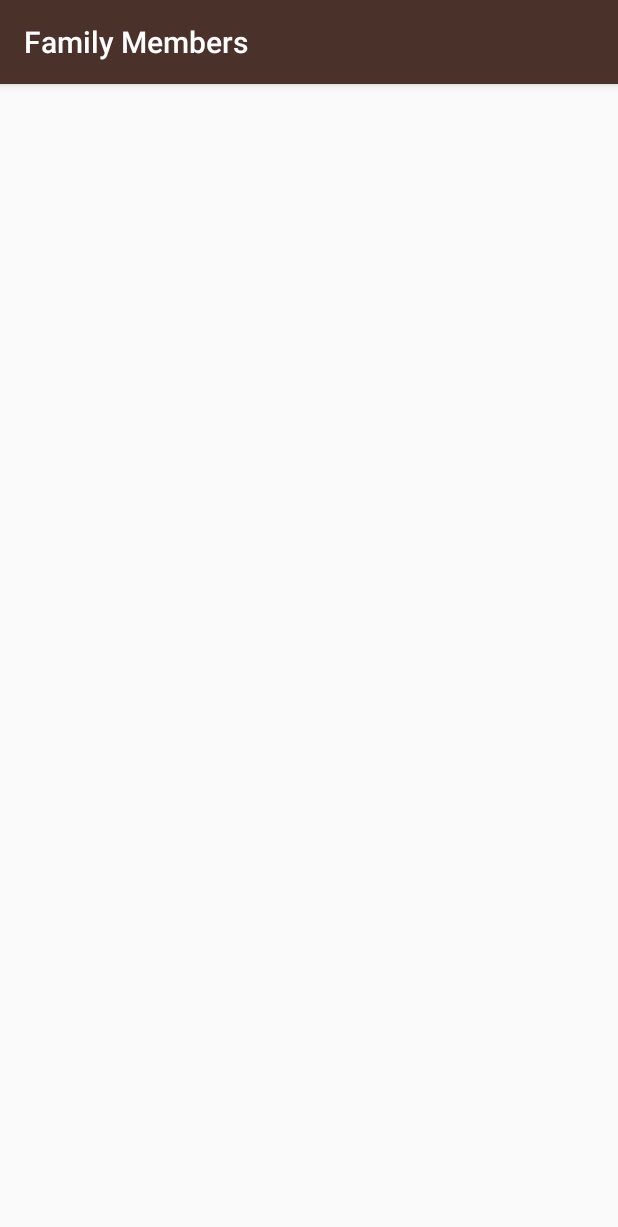
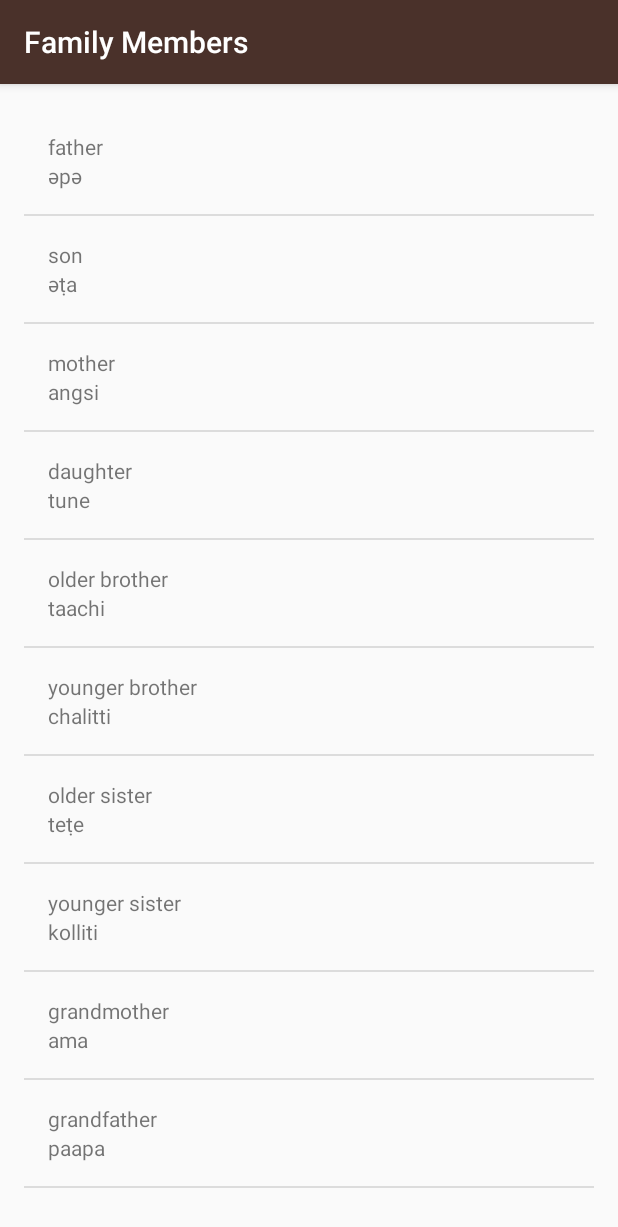
Before and after one commit to DateTreeCo/Miwok, an Android app: the FamilyActivity screen opened directly, with no data from a screen before it, on a phone screen of 412 x 824 dp. Shown: the top 1227 px of the screen. Run offline under Robolectric (Android 15) with nearby library versions, the phone set to English and light mode, and no system bars.

Commit message:
Lesson 3 finished.

```diff
--- a/app/src/main/java/com/example/android/miwok/FamilyActivity.java
+++ b/app/src/main/java/com/example/android/miwok/FamilyActivity.java
@@ -17,12 +17,51 @@ package com.example.android.miwok;
 
 import android.support.v7.app.AppCompatActivity;
 import android.os.Bundle;
+import android.widget.ListView;
+
+import java.util.ArrayList;
 
 public class FamilyActivity extends AppCompatActivity {
 
     @Override
     protected void onCreate(Bundle savedInstanceState) {
         super.onCreate(savedInstanceState);
-        setContentView(R.layout.activity_family);
+        setContentView(R.layout.word_list);
+
+        ArrayList<Word> words = new ArrayList<>();
+        words.add(new Word("father", "әpә"));
+        words.add(new Word("son", "әṭa"));
+        words.add(new Word("mother", "angsi"));
+        words.add(new Word("daughter", "tune"));
+        words.add(new Word("older brother", "taachi"));
+        words.add(new Word("younger brother", "chalitti"));
+        words.add(new Word("older sister", "teṭe"));
+        words.add(new Word("younger sister", "kolliti"));
+        words.add(new Word("grandmother", "ama"));
+        words.add(new Word("grandfather", "paapa"));
+
+        WordAdapter adapter = new WordAdapter(this, words);
+
+        ListView listView = findViewById(R.id.list);
+
+        listView.setAdapter(adapter);
+
+//        LinearLayout rootView = findViewById(R.id.rootView);
+//
+//        for (int index = 0; index < words.size(); index++) {
+//            TextView wordView = new TextView(this);
+//            wordView.setText(words.get(index));
+//            rootView.addView(wordView);
+//        }
+
+//        int index = 0;
+//
+//        while (index < words.size()) {
+//            TextView wordView = new TextView(this);
+//            wordView.setText(words.get(index));
+//            rootView.addView(wordView);
+//            index++;
+//        }
+
     }
 }
--- a/app/src/main/java/com/example/android/miwok/NumbersActivity.java
+++ b/app/src/main/java/com/example/android/miwok/NumbersActivity.java
@@ -17,7 +17,6 @@ package com.example.android.miwok;
 
 import android.support.v7.app.AppCompatActivity;
 import android.os.Bundle;
-import android.widget.ArrayAdapter;
 import android.widget.ListView;
 
 import java.util.ArrayList;
@@ -27,7 +26,7 @@ public class NumbersActivity extends AppCompatActivity {
     @Override
     protected void onCreate(Bundle savedInstanceState) {
         super.onCreate(savedInstanceState);
-        setContentView(R.layout.activity_numbers);
+        setContentView(R.layout.word_list);
 
         ArrayList<Word> words = new ArrayList<>();
         words.add(new Word("one", "lutti"));
--- a/app/src/main/java/com/example/android/miwok/WordAdapter.java
+++ b/app/src/main/java/com/example/android/miwok/WordAdapter.java
@@ -24,14 +24,14 @@ public class WordAdapter extends ArrayAdapter<Word> {
      * to populate into the lists.
      *
      * @param context The current context. Used to inflate the layout file.
-     * @param Word    A List of Word objects to display in a list
+     * @param words    A List of Word objects to display in a list
      */
-    public WordAdapter(Activity context, ArrayList<Word> Word) {
+    public WordAdapter(Activity context, ArrayList<Word> words) {
         // Here, we initialize the ArrayAdapter's internal storage for the context and the list.
         // the second argument is used when the ArrayAdapter is populating a single TextView.
         // Because this is a custom adapter for two TextViews and an ImageView, the adapter is not
         // going to use this second argument, so it can be any value. Here, we used 0.
-        super(context, 0, Word);
+        super(context, 0, words);
     }
 
 
--- a/app/src/main/res/layout/activity_family.xml
+++ /dev/null
@@ -1,22 +0,0 @@
-<?xml version="1.0" encoding="utf-8"?><!-- Copyright (C) 2016 The Android Open Source Project
-     Licensed under the Apache License, Version 2.0 (the "License");
-     you may not use this file except in compliance with the License.
-     You may obtain a copy of the License at
-          http://www.apache.org/licenses/LICENSE-2.0
-     Unless required by applicable law or agreed to in writing, software
-     distributed under the License is distributed on an "AS IS" BASIS,
-     WITHOUT WARRANTIES OR CONDITIONS OF ANY KIND, either express or implied.
-     See the License for the specific language governing permissions and
-     limitations under the License.
--->
-<RelativeLayout xmlns:android="http://schemas.android.com/apk/res/android"
-    xmlns:tools="http://schemas.android.com/tools"
-    android:layout_width="match_parent"
-    android:layout_height="match_parent"
-    android:paddingBottom="@dimen/activity_vertical_margin"
-    android:paddingLeft="@dimen/activity_horizontal_margin"
-    android:paddingRight="@dimen/activity_horizontal_margin"
-    android:paddingTop="@dimen/activity_vertical_margin"
-    tools:context="com.example.android.miwok.FamilyActivity">
-
-</RelativeLayout>
--- a/app/src/main/res/layout/activity_numbers.xml
+++ b/app/src/main/res/layout/word_list.xml
@@ -1,6 +1,5 @@
 <?xml version="1.0" encoding="utf-8"?>
 <ListView xmlns:android="http://schemas.android.com/apk/res/android"
-    xmlns:tools="http://schemas.android.com/tools"
     android:id="@+id/list"
     android:orientation="vertical"
     android:layout_width="match_parent"
@@ -8,5 +7,4 @@
     android:paddingBottom="@dimen/activity_vertical_margin"
     android:paddingLeft="@dimen/activity_horizontal_margin"
     android:paddingRight="@dimen/activity_horizontal_margin"
-    android:paddingTop="@dimen/activity_vertical_margin"
-    tools:context="com.example.android.miwok.NumbersActivity" />
+    android:paddingTop="@dimen/activity_vertical_margin" />
```
Also changed, not shown: app/src/main/java/com/example/android/miwok/ColorsActivity.java (+38 -1 lines), app/src/main/java/com/example/android/miwok/PhrasesActivity.java (+40 -1 lines), app/src/main/res/layout/activity_colors.xml (deleted, +0 -22 lines), app/src/main/res/layout/activity_phrases.xml (deleted, +0 -22 lines).
